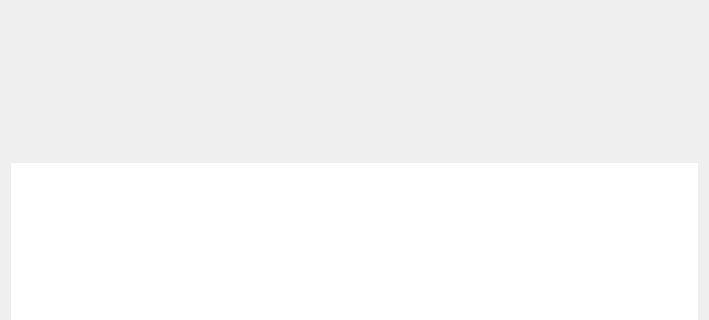
This is commands_panel/resource/commands_panel.ui in GroupOfRobots/MiniRysRQT as Qt 5 draws it before an edit; both pictures show x 0 to 709 and y 162 to 482 of the 709 by 587 pixel window. The edited form follows.
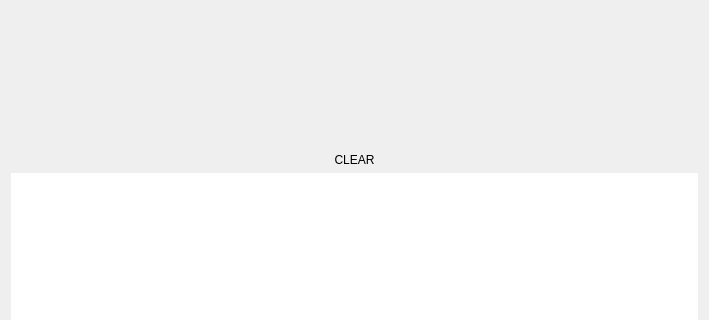
This is the edited form. Icons and pictures are not drawn.

Commit message: commands panel terminal

The edit to the form file:
```diff
--- a/commands_panel/resource/commands_panel.ui
+++ b/commands_panel/resource/commands_panel.ui
@@ -126,7 +126,7 @@
         <x>0</x>
         <y>0</y>
         <width>691</width>
-        <height>254</height>
+        <height>242</height>
        </rect>
       </property>
       <layout class="QVBoxLayout" name="verticalLayout_2">
@@ -159,6 +159,16 @@
      </widget>
     </widget>
    </item>
+   <item>
+    <widget class="QPushButton" name="clearConsoleButtonUI">
+     <property name="cursor">
+      <cursorShape>PointingHandCursor</cursorShape>
+     </property>
+     <property name="text">
+      <string>CLEAR</string>
+     </property>
+    </widget>
+   </item>
    <item>
     <widget class="QPlainTextEdit" name="logsPlainTextEditUI">
      <property name="readOnly">
```
Left out of the diff: 2 changed lines with no effect on the pictures. The commit also changes 2 other files.
